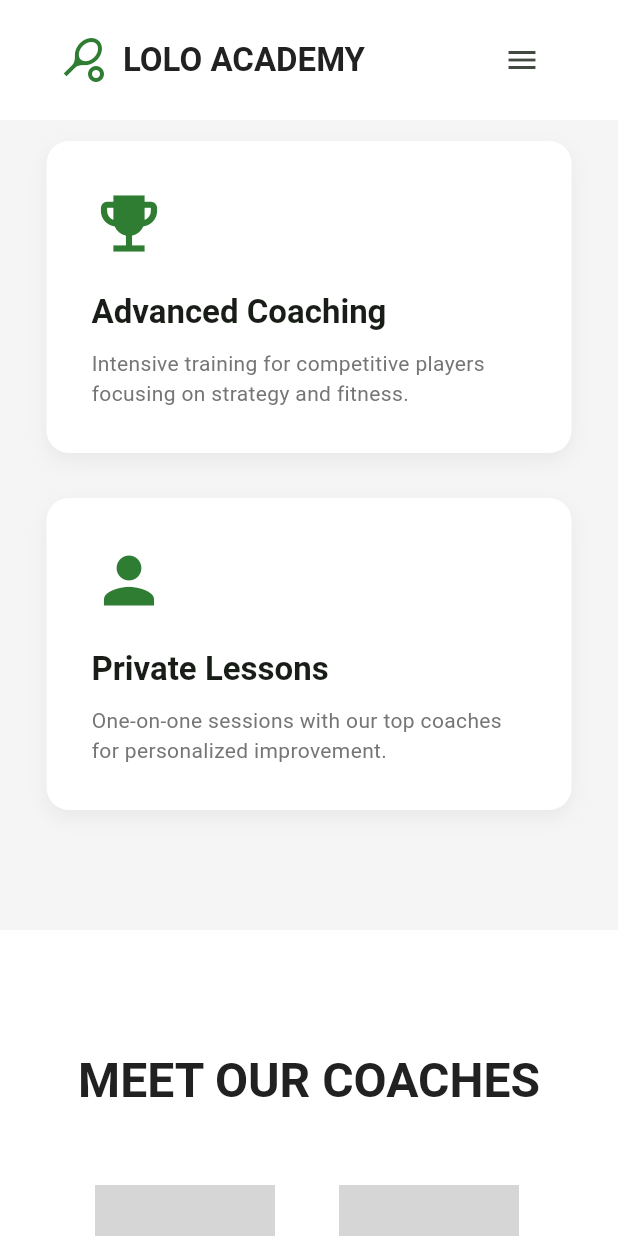
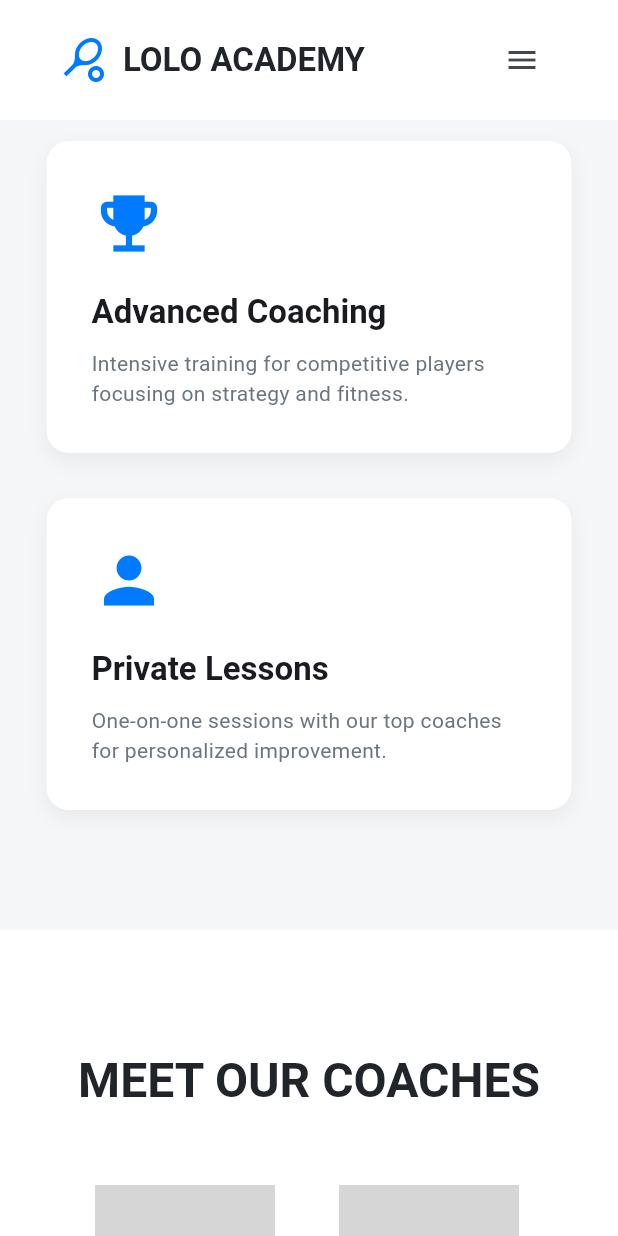
Before and after one commit to could-ai/019aef3a-9a61-7334-96d0-7dd2e66eb700, a Flutter app: the screen it shows after launch, scrolled down 1728 dp, on a phone screen of 412 x 824 dp. Run offline on Flutter 3.47's test engine with Material 3 defaults, Android fonts, the phone set to English and light mode, and no system bars; network calls fail; Roboto replaces fonts that are missing (Poppins); grey boxes are pictures that could not be loaded.

Commit message:
I have updated the main application file to support the new management features. I've added routes for the login and dashboard screens, making '/login' the entry point for the admin panel while keeping the existing home page. I also switched the default font to 'Poppins' for a more modern and professional look, and adjusted the theme to use the new application color scheme.; To give the management web app a more professional and modern feel, I have updated the color palette. The new scheme uses a professional blue as the primary color, with various shades of grey for backgrounds and text, ensuring a clean and user-friendly interface. I've also included accent colors for states like success and error.; I've enhanced the navigation bar by adding an 'Admin Login' button, which directs users to the new login screen. This provides a clear entry point for academy staff to access the management dashboard. I also added a subtle box shadow to the navigation bar for better visual separation from the page content and made the logo clickable to navigate back to the home page.; I have created a new, professional login screen for the admin management panel. It features a clean, centered card layout with input fields for email and password, and a prominent login button. For now, the login button navigates directly to the dashboard screen; I will add actual authentication logic in a future step.; I've built the main dashboard screen, which serves as the central hub for the management application. It features a two-column layout with a side navigation menu and a main content area. The dashboard displays key metrics using new 'DashboardCard' widgets, providing an at-a-glance overview of academy operations like member counts and bookings. This screen is designed to be the landing page after a successful admin login.; I have created a reusable side navigation menu for the management dashboard. This widget provides a consistent navigation experience across the admin panel, with links to key sections like Dashboard, Members, and Bookings. It also includes a logout button to securely exit the admin session. The currently selected menu item is highlighted for better usability.; I've developed a new reusable 'DashboardCard' widget to display key statistics on the dashboard. This component takes an icon, title, value, and color to create visually appealing and informative cards. This modular approach will make it easy to add more metrics to the dashboard in the future.

```diff
--- a/usr/lib/main.dart
+++ b/usr/lib/main.dart
@@ -1,5 +1,7 @@
 import 'package:flutter/material.dart';
 import 'package:couldai_user_app/screens/home_screen.dart';
+import 'package:couldai_user_app/screens/login_screen.dart';
+import 'package:couldai_user_app/screens/dashboard_screen.dart';
 import 'package:couldai_user_app/utils/app_colors.dart';
 
 void main() {
@@ -19,14 +21,24 @@ class LoloBadmintonApp extends StatelessWidget {
           seedColor: AppColors.primary,
           primary: AppColors.primary,
           secondary: AppColors.secondary,
+          background: AppColors.background,
         ),
         useMaterial3: true,
-        fontFamily: 'Roboto', // Default flutter font, can be changed later
+        fontFamily: 'Poppins',
         scaffoldBackgroundColor: AppColors.background,
+        textTheme: const TextTheme(
+          displayLarge: TextStyle(fontFamily: 'Poppins', fontWeight: FontWeight.bold),
+          headlineLarge: TextStyle(fontFamily: 'Poppins', fontWeight: FontWeight.bold),
+          titleLarge: TextStyle(fontFamily: 'Poppins', fontWeight: FontWeight.bold),
+          bodyLarge: TextStyle(fontFamily: 'Poppins'),
+          bodyMedium: TextStyle(fontFamily: 'Poppins'),
+        )
       ),
       initialRoute: '/',
       routes: {
         '/': (context) => const HomeScreen(),
+        '/login': (context) => const LoginScreen(),
+        '/dashboard': (context) => const DashboardScreen(),
       },
     );
   }
--- a/usr/lib/utils/app_colors.dart
+++ b/usr/lib/utils/app_colors.dart
@@ -1,11 +1,13 @@
 import 'package:flutter/material.dart';
 
 class AppColors {
-  static const Color primary = Color(0xFF2E7D32); // Green
-  static const Color secondary = Color(0xFF1565C0); // Blue
-  static const Color accent = Color(0xFFFFC107); // Amber
-  static const Color background = Color(0xFFF5F5F5);
-  static const Color textPrimary = Color(0xFF212121);
-  static const Color textSecondary = Color(0xFF757575);
+  static const Color primary = Color(0xFF007BFF); // Professional Blue
+  static const Color secondary = Color(0xFF6C757D); // Grey
+  static const Color accent = Color(0xFF28A745); // Green for success states
+  static const Color background = Color(0xFFF4F6F8); // Light grey background
+  static const Color sidebarBackground = Color(0xFF343A40); // Dark sidebar
+  static const Color textPrimary = Color(0xFF212529);
+  static const Color textSecondary = Color(0xFF6C757D);
   static const Color white = Colors.white;
+  static const Color error = Color(0xFFDC3545); // Red for error states
 }
--- a/usr/lib/widgets/web_nav_bar.dart
+++ b/usr/lib/widgets/web_nav_bar.dart
@@ -9,11 +9,22 @@ class WebNavBar extends StatelessWidget {
     return Container(
       height: 80,
       padding: const EdgeInsets.symmetric(horizontal: 40),
+      decoration: BoxDecoration(
         color: Colors.white,
+        boxShadow: [
+          BoxShadow(
+            color: Colors.black.withOpacity(0.05),
+            blurRadius: 10,
+            offset: const Offset(0, 2),
+          ),
+        ],
+      ),
       child: Row(
         mainAxisAlignment: MainAxisAlignment.spaceBetween,
         children: [
-          Row(
+          GestureDetector(
+            onTap: () => Navigator.pushNamed(context, '/'),
+            child: Row(
               children: [
                 const Icon(Icons.sports_tennis, color: AppColors.primary, size: 32),
                 const SizedBox(width: 10),
@@ -26,10 +37,11 @@ class WebNavBar extends StatelessWidget {
                 ),
               ],
             ),
+          ),
           if (MediaQuery.of(context).size.width > 800)
             Row(
               children: [
-                _NavBarItem(title: 'Home', onTap: () {}),
+                _NavBarItem(title: 'Home', onTap: () => Navigator.pushNamed(context, '/')),
                 _NavBarItem(title: 'About', onTap: () {}),
                 _NavBarItem(title: 'Programs', onTap: () {}),
                 _NavBarItem(title: 'Coaches', onTap: () {}),
@@ -40,8 +52,14 @@ class WebNavBar extends StatelessWidget {
                   style: ElevatedButton.styleFrom(
                     backgroundColor: AppColors.primary,
                     foregroundColor: Colors.white,
+                    padding: const EdgeInsets.symmetric(horizontal: 24, vertical: 16),
                   ),
                   child: const Text('Book Now'),
+                ),
+                const SizedBox(width: 10),
+                TextButton(
+                  onPressed: () => Navigator.pushNamed(context, '/login'),
+                  child: const Text('Admin Login'),
                 ),
               ],
             )
@@ -70,11 +88,16 @@ class _NavBarItem extends StatelessWidget {
       padding: const EdgeInsets.symmetric(horizontal: 15),
       child: InkWell(
         onTap: onTap,
+        borderRadius: BorderRadius.circular(4),
+        child: Padding(
+          padding: const EdgeInsets.all(8.0),
           child: Text(
             title,
             style: const TextStyle(
               fontWeight: FontWeight.w500,
               color: AppColors.textPrimary,
+              fontSize: 16,
+            ),
           ),
         ),
       ),
```
Also changed, not shown: usr/lib/screens/dashboard_screen.dart (added, +66 -0 lines), usr/lib/screens/login_screen.dart (added, +85 -0 lines), usr/lib/widgets/dashboard_card.dart (added, +61 -0 lines), usr/lib/widgets/side_menu.dart (added, +130 -0 lines). Lines whose indentation alone changed are shown as unchanged.
